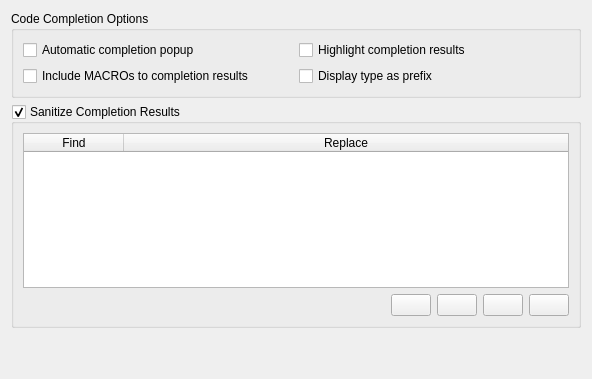
Above: src/clang_completion_settings.ui from zaufi/kate-cpp-helper-plugin before the change. Below: the same form after it.
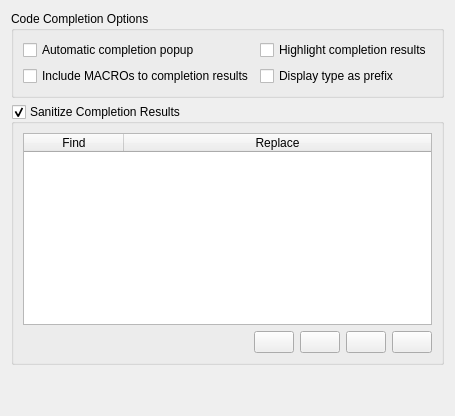
That is the form after the change. Icons and pictures are not drawn. Custom widgets are drawn as their Qt base class.

```diff
--- a/src/clang_completion_settings.ui
+++ b/src/clang_completion_settings.ui
@@ -2,14 +2,6 @@
 <ui version="4.0">
  <class>CompletionSettings</class>
  <widget class="QWidget" name="CompletionSettings">
-  <property name="geometry">
-   <rect>
-    <x>0</x>
-    <y>0</y>
-    <width>592</width>
-    <height>379</height>
-   </rect>
-  </property>
   <property name="sizePolicy">
    <sizepolicy hsizetype="Preferred" vsizetype="Preferred">
     <horstretch>0</horstretch>
```
